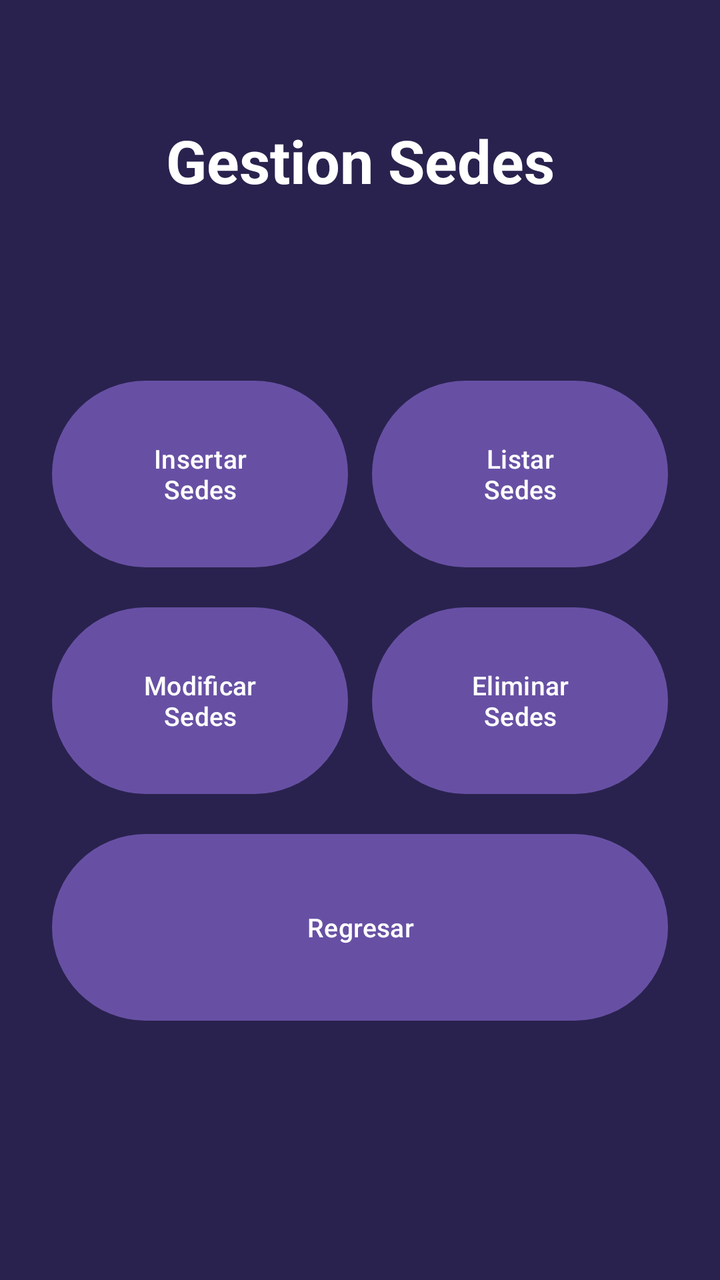
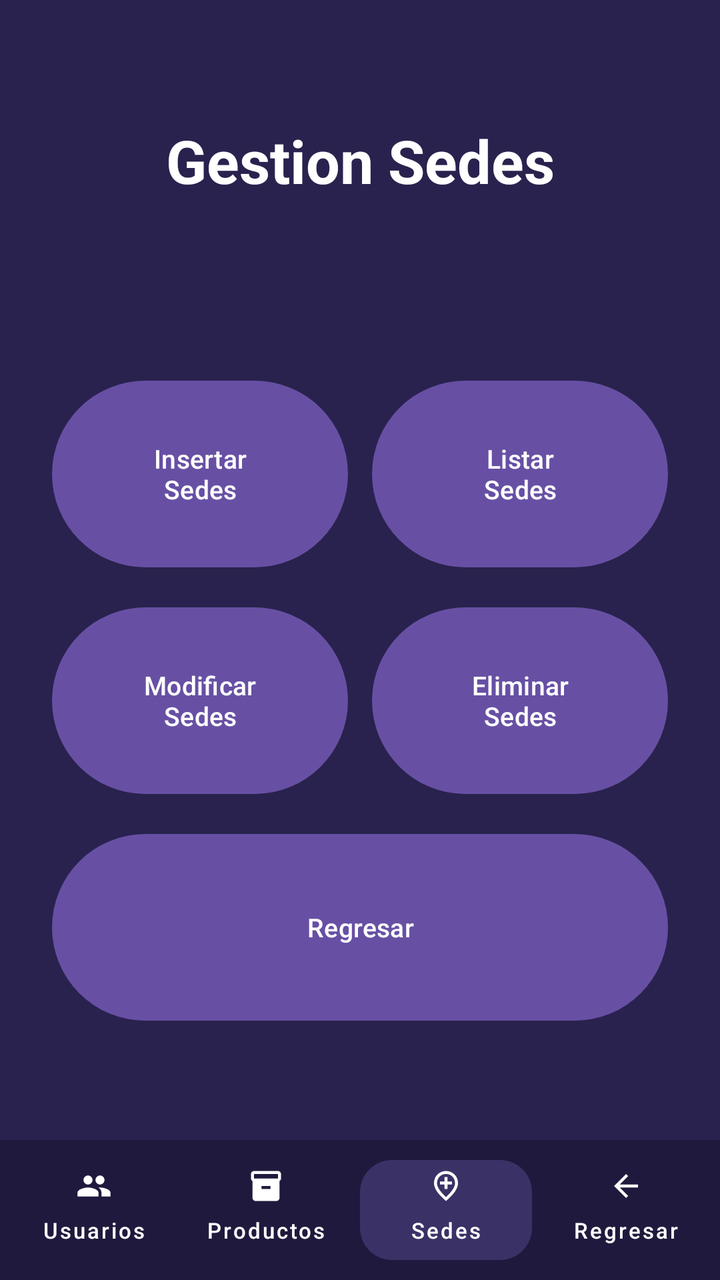

Two renders of the same Android screen: before a commit and after it. Below are the layout's source before the change and the commit's diff.
<!-- AndroidManifest.xml: application theme Theme.AlcamenProyectoFinal -->
<!-- res/layout/activity_frm_gestion_sedes.xml -->
<?xml version="1.0" encoding="utf-8"?>
<androidx.constraintlayout.widget.ConstraintLayout xmlns:android="http://schemas.android.com/apk/res/android"
    xmlns:app="http://schemas.android.com/apk/res-auto"
    xmlns:tools="http://schemas.android.com/tools"
    android:id="@+id/main"
    android:background="#29224E" android:layout_width="match_parent"
    android:layout_height="match_parent"
    tools:context=".Vista.frmGestionSedes">

    <TextView
        android:id="@+id/textView58"
        android:layout_width="wrap_content"
        android:layout_height="wrap_content"
        android:text="Gestion Sedes"
        android:textColor="#FFFFFF"
        android:textSize="30sp"
        android:textStyle="bold"
        android:layout_marginTop="60dp"
        app:layout_constraintEnd_toEndOf="parent"
        app:layout_constraintStart_toStartOf="parent"
        app:layout_constraintTop_toTopOf="parent" />

    <GridLayout
        android:layout_width="320dp"
        android:layout_height="340dp"
        android:columnCount="2"
        android:rowCount="3"
        app:layout_constraintBottom_toBottomOf="parent"
        app:layout_constraintEnd_toEndOf="parent"
        app:layout_constraintStart_toStartOf="parent"
        app:layout_constraintTop_toBottomOf="@+id/textView58"
        app:layout_constraintVertical_bias="0.4">

        <Button
            android:id="@+id/button66"
            android:layout_width="0dp"
            android:layout_height="0dp"
            android:layout_rowWeight="1"
            android:layout_columnWeight="1"
            android:layout_margin="6dp"
            android:onClick="btnInsertarSedes"
            android:text="Insertar\nSedes"
            android:textSize="13sp" />

        <Button
            android:id="@+id/button67"
            android:layout_width="0dp"
            android:layout_height="0dp"
            android:layout_rowWeight="1"
            android:layout_columnWeight="1"
            android:layout_margin="6dp"
            android:onClick="btnListarSedes"
            android:text="Listar\nSedes"
            android:textSize="13sp" />

        <Button
            android:id="@+id/button68"
            android:layout_width="0dp"
            android:layout_height="0dp"
            android:layout_rowWeight="1"
            android:layout_columnWeight="1"
            android:layout_margin="6dp"
            android:onClick="btnModificarSedes"
            android:text="Modificar\nSedes"
            android:textSize="13sp" />

        <Button
            android:id="@+id/button69"
            android:layout_width="0dp"
            android:layout_height="0dp"
            android:layout_rowWeight="1"
            android:layout_columnWeight="1"
            android:layout_margin="6dp"
            android:onClick="btnEliminarSedes"
            android:text="Eliminar\nSedes"
            android:textSize="13sp" />

        <Button
            android:id="@+id/button70"
            android:layout_width="0dp"
            android:layout_height="0dp"
            android:layout_rowWeight="1"
            android:layout_columnSpan="2"
            android:layout_columnWeight="2"
            android:layout_margin="6dp"
            android:onClick="btnRegresar"
            android:text="Regresar"
            android:textSize="13sp" />

    </GridLayout>

</androidx.constraintlayout.widget.ConstraintLayout>
<!-- resources referenced by this layout -->
<resources>
  <style name="Theme.AlcamenProyectoFinal" parent="Base.Theme.AlcamenProyectoFinal" />
  <style name="Base.Theme.AlcamenProyectoFinal" parent="Theme.Material3.DayNight.NoActionBar">
          
          
      </style>
</resources>

<!-- the commit's change to res/layout/activity_frm_gestion_sedes.xml (unified diff, before → after) -->
@@ -89,4 +89,81 @@
 
     </GridLayout>
 
+    <LinearLayout
+        android:id="@+id/bottomBar"
+        android:layout_width="match_parent"
+        android:layout_height="70dp"
+        android:background="#1F1A3D"
+        android:orientation="horizontal"
+        android:padding="4dp"
+        android:gravity="center_vertical"
+        app:layout_constraintBottom_toBottomOf="parent"
+        app:layout_constraintEnd_toEndOf="parent"
+        app:layout_constraintStart_toStartOf="parent">
+
+        <com.google.android.material.button.MaterialButton
+            android:id="@+id/btnUsuarios"
+            style="@style/Widget.MaterialComponents.Button.TextButton"
+            android:layout_width="0dp"
+            android:layout_height="match_parent"
+            android:layout_weight="1"
+            android:text="Usuarios"
+            android:textColor="@android:color/white"
+            android:textSize="11sp"
+            app:icon="@drawable/ic_people"
+            app:iconGravity="top"
+            app:iconPadding="2dp"
+            app:iconTint="@android:color/white"
+            app:textAllCaps="false" />
+
+        <com.google.android.material.button.MaterialButton
+            android:id="@+id/btnProductos"
+            style="@style/Widget.MaterialComponents.Button.TextButton"
+            android:layout_width="0dp"
+            android:layout_height="match_parent"
+            android:layout_weight="1"
+            android:text="Productos"
+            android:textColor="@android:color/white"
+            android:textSize="11sp"
+            app:icon="@drawable/ic_inventory"
+            app:iconGravity="top"
+            app:iconPadding="2dp"
+            app:iconTint="@android:color/white"
+            app:textAllCaps="false" />
+
+        <com.google.android.material.button.MaterialButton
+            android:id="@+id/btnSedes"
+            style="@style/Widget.MaterialComponents.Button.UnelevatedButton"
+            android:layout_width="0dp"
+            android:layout_height="match_parent"
+            android:layout_marginHorizontal="4dp"
+            android:layout_weight="1"
+            android:text="Sedes"
+            android:textColor="@android:color/white"
+            android:textSize="11sp"
+            app:backgroundTint="#3A3266"
+            app:cornerRadius="16dp"
+            app:icon="@drawable/ic_location_city"
+            app:iconGravity="top"
+            app:iconPadding="2dp"
+            app:iconTint="@android:color/white"
+            app:textAllCaps="false" />
+
+        <com.google.android.material.button.MaterialButton
+            android:id="@+id/btnRegresar"
+            style="@style/Widget.MaterialComponents.Button.TextButton"
+            android:layout_width="0dp"
+            android:layout_height="match_parent"
+            android:layout_weight="1"
+            android:text="Regresar"
+            android:textColor="@android:color/white"
+            android:textSize="11sp"
+            app:icon="@drawable/ic_arrow_back"
+            app:iconGravity="top"
+            app:iconPadding="2dp"
+            app:iconTint="@android:color/white"
+            app:textAllCaps="false" />
+
+    </LinearLayout>
+
 </androidx.constraintlayout.widget.ConstraintLayout>
<!-- resource entries referenced after the edit -->
@@ -1,5 +1,29 @@
 <!-- resources referenced by this layout -->
 <resources>
+  <!-- drawable ic_arrow_back (drawable) -->
+  <vector xmlns:android="http://schemas.android.com/apk/res/android" android:autoMirrored="true" android:height="24dp" android:tint="#000000" android:viewportHeight="960" android:viewportWidth="960" android:width="24dp">
+        
+      <path android:fillColor="@android:color/white" android:pathData="M313,520L537,744L480,800L160,480L480,160L537,216L313,440L800,440L800,520L313,520Z"/>
+      
+  </vector>
+  <!-- drawable ic_inventory (drawable) -->
+  <vector xmlns:android="http://schemas.android.com/apk/res/android" android:height="24dp" android:tint="#000000" android:viewportHeight="24" android:viewportWidth="24" android:width="24dp">
+        
+      <path android:fillColor="@android:color/white" android:pathData="M20,2L4,2c-1,0 -2,0.9 -2,2v3.01c0,0.72 0.43,1.34 1,1.69L3,20c0,1.1 1.1,2 2,2h14c0.9,0 2,-0.9 2,-2L21,8.7c0.57,-0.35 1,-0.97 1,-1.69L22,4c0,-1.1 -1,-2 -2,-2zM15,14L9,14v-2h6v2zM20,7L4,7L4,4l16,-0.02L20,7z"/>
+      
+  </vector>
+  <!-- drawable ic_location_city (drawable) -->
+  <vector xmlns:android="http://schemas.android.com/apk/res/android" android:height="24dp" android:tint="#000000" android:viewportHeight="960" android:viewportWidth="960" android:width="24dp">
+        
+      <path android:fillColor="@android:color/white" android:pathData="M440,560L520,560L520,440L640,440L640,360L520,360L520,240L440,240L440,360L320,360L320,440L440,440L440,560ZM480,774Q602,662 661,570.5Q720,479 720,408Q720,299 650.5,229.5Q581,160 480,160Q379,160 309.5,229.5Q240,299 240,408Q240,479 299,570.5Q358,662 480,774ZM480,880Q319,743 239.5,625.5Q160,508 160,408Q160,258 256.5,169Q353,80 480,80Q607,80 703.5,169Q800,258 800,408Q800,508 720.5,625.5Q641,743 480,880ZM480,400Q480,400 480,400Q480,400 480,400Q480,400 480,400Q480,400 480,400Q480,400 480,400Q480,400 480,400Q480,400 480,400Q480,400 480,400Z"/>
+      
+  </vector>
+  <!-- drawable ic_people (drawable) -->
+  <vector xmlns:android="http://schemas.android.com/apk/res/android" android:height="24dp" android:tint="#000000" android:viewportHeight="24" android:viewportWidth="24" android:width="24dp">
+        
+      <path android:fillColor="@android:color/white" android:pathData="M16,11c1.66,0 2.99,-1.34 2.99,-3S17.66,5 16,5c-1.66,0 -3,1.34 -3,3s1.34,3 3,3zM8,11c1.66,0 2.99,-1.34 2.99,-3S9.66,5 8,5C6.34,5 5,6.34 5,8s1.34,3 3,3zM8,13c-2.33,0 -7,1.17 -7,3.5L1,19h14v-2.5c0,-2.33 -4.67,-3.5 -7,-3.5zM16,13c-0.29,0 -0.62,0.02 -0.97,0.05 1.16,0.84 1.97,1.97 1.97,3.45L17,19h6v-2.5c0,-2.33 -4.67,-3.5 -7,-3.5z"/>
+      
+  </vector>
   <style name="Theme.AlcamenProyectoFinal" parent="Base.Theme.AlcamenProyectoFinal" />
   <style name="Base.Theme.AlcamenProyectoFinal" parent="Theme.Material3.DayNight.NoActionBar">
           
